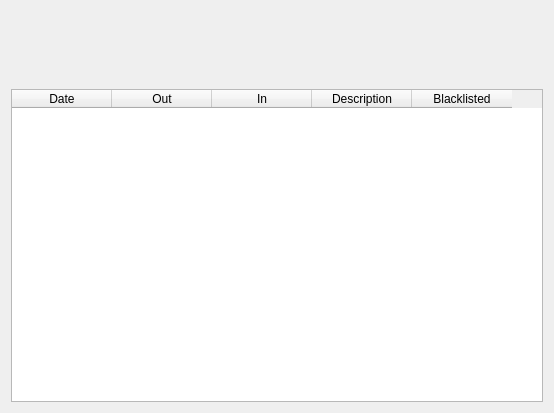
Above: piggy_bank/ui/ledger.ui from pbertoni89/piggy-bank before the change. Below: the same form after it.
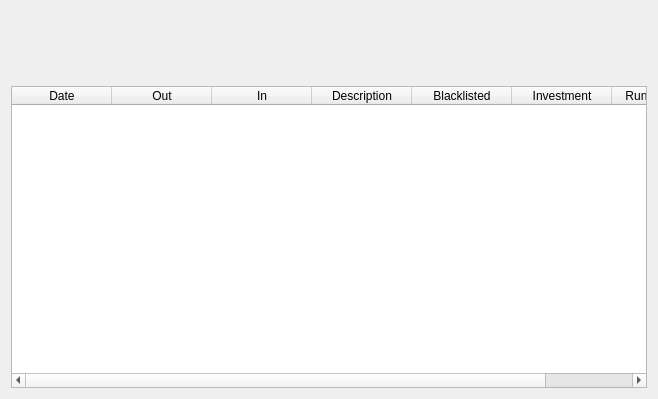
That is the form after the change.

Commit message: File menu imports/exports data and blacklist. Investment is now a ledger column like Blacklisted. Ctrl+C quits gracefully

The edit to the form file:
```diff
--- a/piggy_bank/ui/ledger.ui
+++ b/piggy_bank/ui/ledger.ui
@@ -6,8 +6,8 @@
    <rect>
     <x>0</x>
     <y>0</y>
-    <width>554</width>
-    <height>413</height>
+    <width>658</width>
+    <height>399</height>
    </rect>
   </property>
   <property name="windowTitle">
@@ -44,6 +44,16 @@
        <string>Blacklisted</string>
       </property>
      </column>
+     <column>
+      <property name="text">
+       <string>Investment</string>
+      </property>
+     </column>
+     <column>
+      <property name="text">
+       <string>Running Total</string>
+      </property>
+     </column>
     </widget>
    </item>
   </layout>
```
The commit also changes 15 other files.
